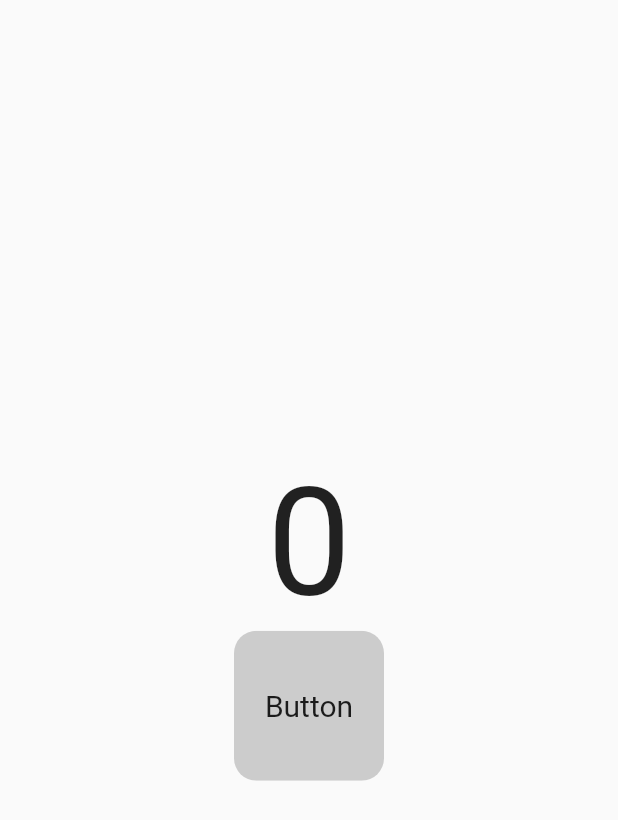
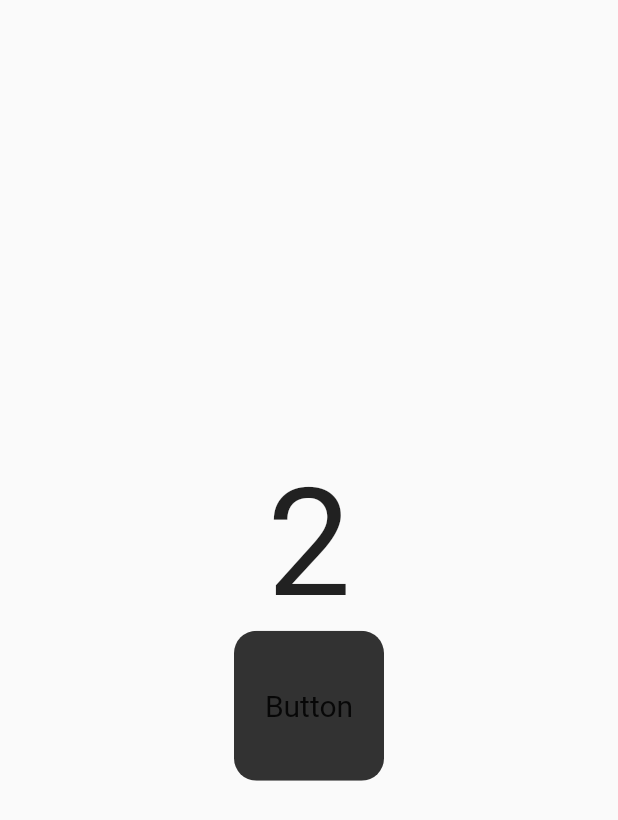
Before and after one commit to mugon-dev/flutter-skill_cooltime, a Flutter app: the screen it shows after launch, after a tap on "Button", on a phone screen of 412 x 824 dp. Shown: the top 820 px of the screen. Run offline on Flutter 3.47's test engine with Material 2 defaults, Android fonts, the phone set to English and light mode, and no system bars.

Commit message:
streambuilder를 통해 controller에서 데이터를 받아오고 버튼 이벤트에 future.delay를 걸어 쿨타임 적용

```diff
--- a/lib/src/components/Cooltime_button.dart
+++ b/lib/src/components/Cooltime_button.dart
@@ -1,19 +1,30 @@
 import 'package:flutter/material.dart';
+import 'package:skill_cooltime/src/app.dart';
+import 'package:skill_cooltime/src/controller/button_controller.dart';
 
-class CooltimeButton extends StatelessWidget {
+class CooltimeButton extends StatefulWidget {
   const CooltimeButton({Key? key}) : super(key: key);
+
+  @override
+  _CooltimeButtonState createState() => _CooltimeButtonState();
+}
+
+class _CooltimeButtonState extends State<CooltimeButton> {
+  bool isActive = true;
 
   @override
   Widget build(BuildContext context) {
     return Container(
       child: GestureDetector(
-        onTap: () {},
+        onTap: _actionButton,
         child: ClipRRect(
           borderRadius: BorderRadius.circular(15),
           child: Container(
             width: 100,
             height: 100,
-            color: Colors.grey.withOpacity(0.5),
+            color: isActive
+                ? Colors.grey.withOpacity(0.5)
+                : Colors.black.withOpacity(0.8),
             child: Center(
               child: Text(
                 "Button",
@@ -25,4 +36,20 @@ class CooltimeButton extends StatelessWidget {
       ),
     );
   }
+
+  void _changeState(bool state) {
+    setState(() {
+      isActive = state;
+    });
+  }
+
+  void _actionButton() {
+    if (isActive) {
+      _changeState(false);
+      buttonController.action(ButtonType.ACTION1);
+      Future.delayed(Duration(seconds: 2), () {
+        _changeState(true);
+      });
+    }
+  }
 }
--- a/lib/src/components/display_view.dart
+++ b/lib/src/components/display_view.dart
@@ -1,15 +1,22 @@
 import 'package:flutter/material.dart';
+import 'package:skill_cooltime/src/app.dart';
+import 'package:skill_cooltime/src/controller/button_controller.dart';
 
 class DisplayView extends StatelessWidget {
   const DisplayView({Key? key}) : super(key: key);
-
   @override
   Widget build(BuildContext context) {
-    return Container(
-      child: Text(
-        0.toString(),
-        style: TextStyle(fontSize: 100),
-      ),
+    int i = 0;
+    // button controller 구독
+    return StreamBuilder(
+      stream: buttonController.actionButtonStream,
+      builder: (_, AsyncSnapshot<ButtonType> snapshot) {
+        i++;
+        return Text(
+          i.toString(),
+          style: TextStyle(fontSize: 100),
+        );
+      },
     );
   }
 }
```
